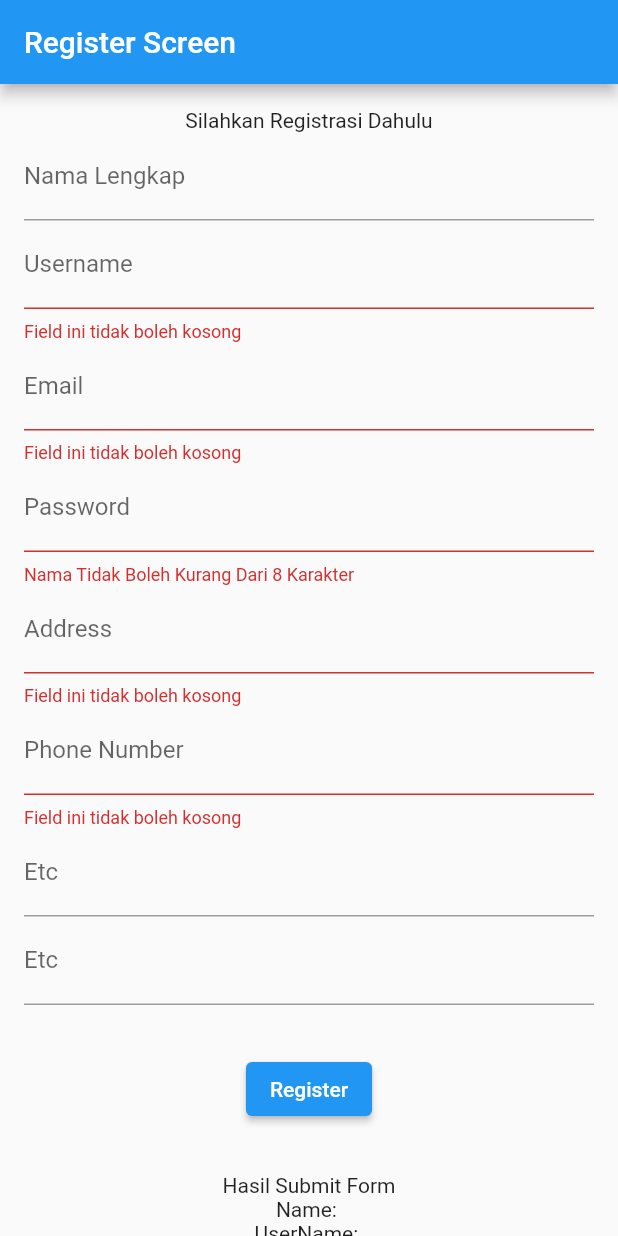
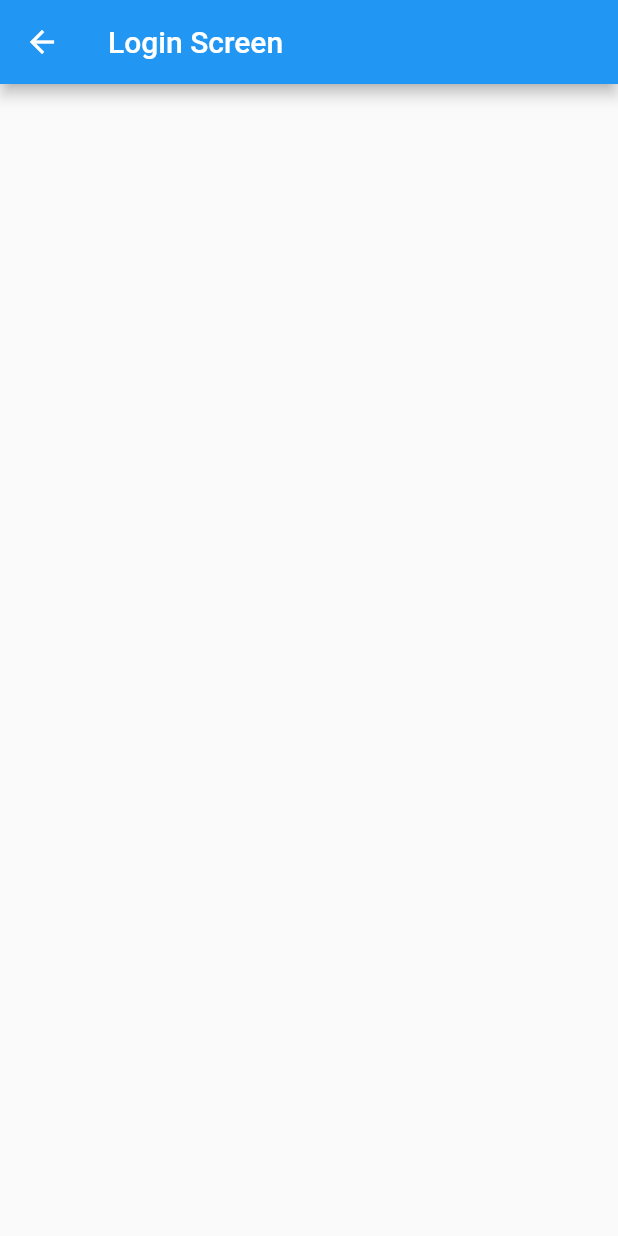
Before and after one commit to ipls/flutter, a Flutter app: the screen it shows after launch, after a tap on "Register", on a phone screen of 412 x 824 dp. Run offline on Flutter 3.47's test engine with Material 2 defaults, Android fonts, the phone set to English and light mode, and no system bars.

Commit message:
done login screen

```diff
--- /dev/null
+++ b/lib/login_screen.dart
@@ -0,0 +1,17 @@
+import 'package:flutter/material.dart';
+
+class LoginScreen extends StatefulWidget {
+  const LoginScreen({Key? key}) : super(key: key);
+
+  @override
+  State<LoginScreen> createState() => LoginScreenState();
+}
+
+class LoginScreenState extends State<LoginScreen> {
+  @override
+  Widget build(BuildContext context) {
+    return Scaffold(
+      appBar: AppBar(title: Text("Login Screen"),),
+    );
+  }
+}
--- a/lib/register_screen.dart
+++ b/lib/register_screen.dart
@@ -1,4 +1,6 @@
 import 'package:flutter/material.dart';
+
+import 'login_screen.dart';
 
 class RegisterScreen extends StatefulWidget {
   const RegisterScreen({Key? key}) : super(key: key);
@@ -129,11 +131,16 @@ class _RegisterScreenState extends State<RegisterScreen> {
                   ),
                   SizedBox(height: 32,),
                   ElevatedButton(onPressed: () {
-                    if ((formKey.currentState?.validate() ?? false)) {
-                      setState(() {
-                        formKey.currentState?.save();
-                      });
-                    }
+                    Navigator.of(context).push(
+                      MaterialPageRoute(
+                        builder: (context) => const LoginScreen(),
+                      ),
+                    );
+                    // if ((formKey.currentState?.validate() ?? false)) {
+                    //   setState(() {
+                    //     formKey.currentState?.save();
+                    //   });
+                    // }
                   },
                       child: Text("Register")),
                   SizedBox(height: 32,),
```
